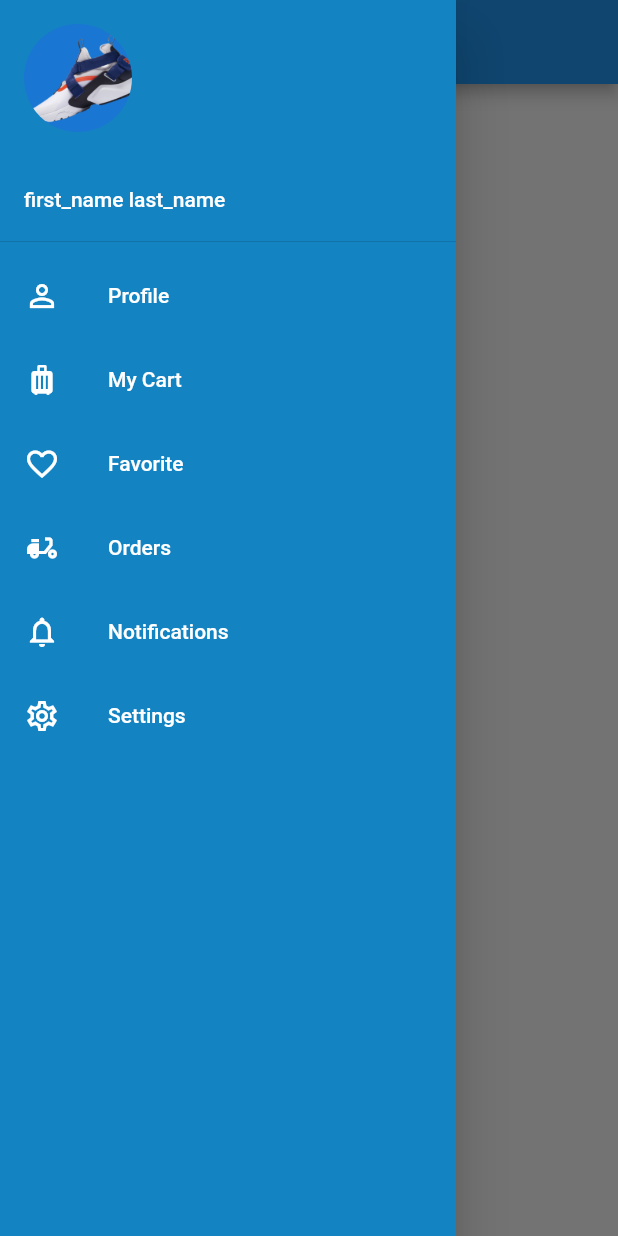
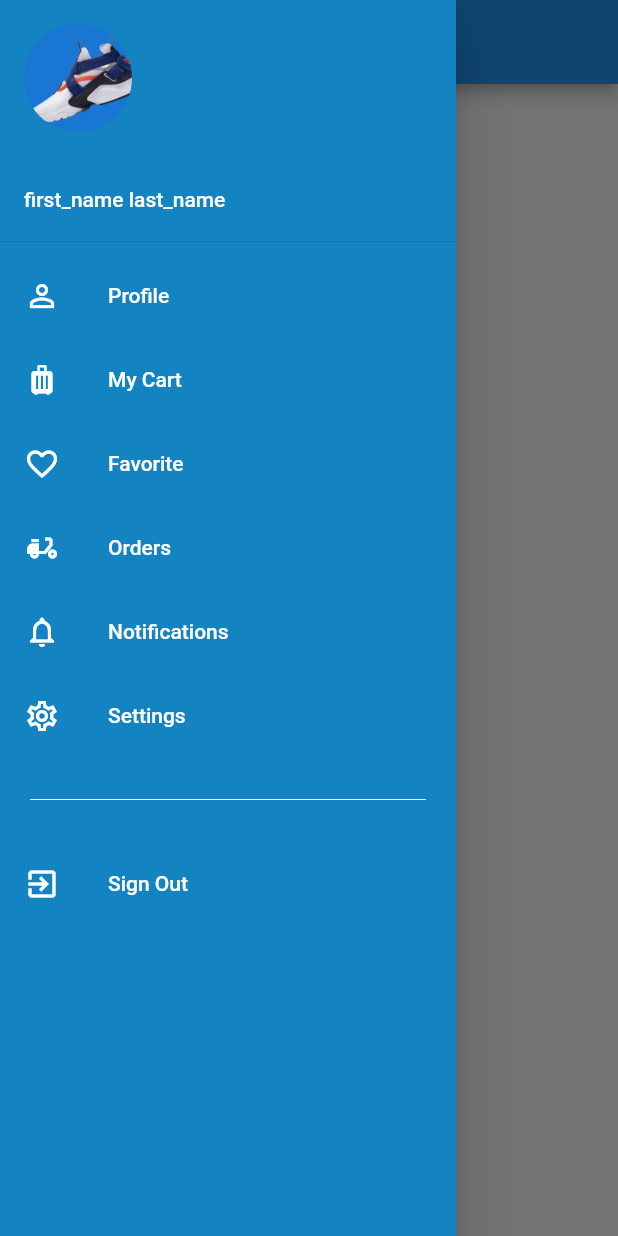
Before and after one commit to Akinyeleib/nike-sneakers-store-app-old, a Flutter app: the screen it shows after launch, with the side drawer open, on a phone screen of 412 x 824 dp. Run offline on Flutter 3.47's test engine with Material 2 defaults, Android fonts, the light colour scheme and no system bars.

Commit message:
sidebar improved

```diff
--- a/lib/home.dart
+++ b/lib/home.dart
@@ -1,6 +1,4 @@
 import 'package:flutter/material.dart';
-import 'package:flutter/src/widgets/container.dart';
-import 'package:flutter/src/widgets/framework.dart';
 
 class HomePage extends StatefulWidget {
   const HomePage({super.key});
@@ -84,6 +82,23 @@ class _HomePageState extends State<HomePage> {
                 title: myText("Settings"),
                 onTap: () {},
               ),
+              Container(
+                margin: const EdgeInsets.symmetric(
+                  horizontal: 20,
+                  vertical: 20,
+                ),
+                child: const Divider(
+                  color: Colors.white,
+                ),
+              ),
+              ListTile(
+                leading: const Icon(
+                  Icons.exit_to_app,
+                  color: Colors.white,
+                ),
+                title: myText("Sign Out"),
+                onTap: () {},
+              ),
             ],
           ),
         ),
```
